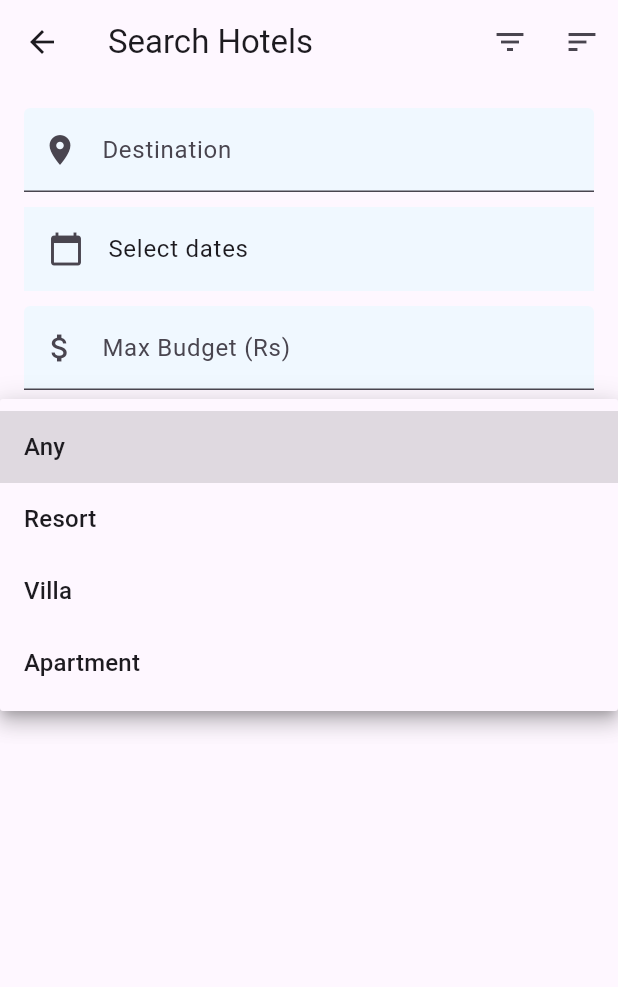
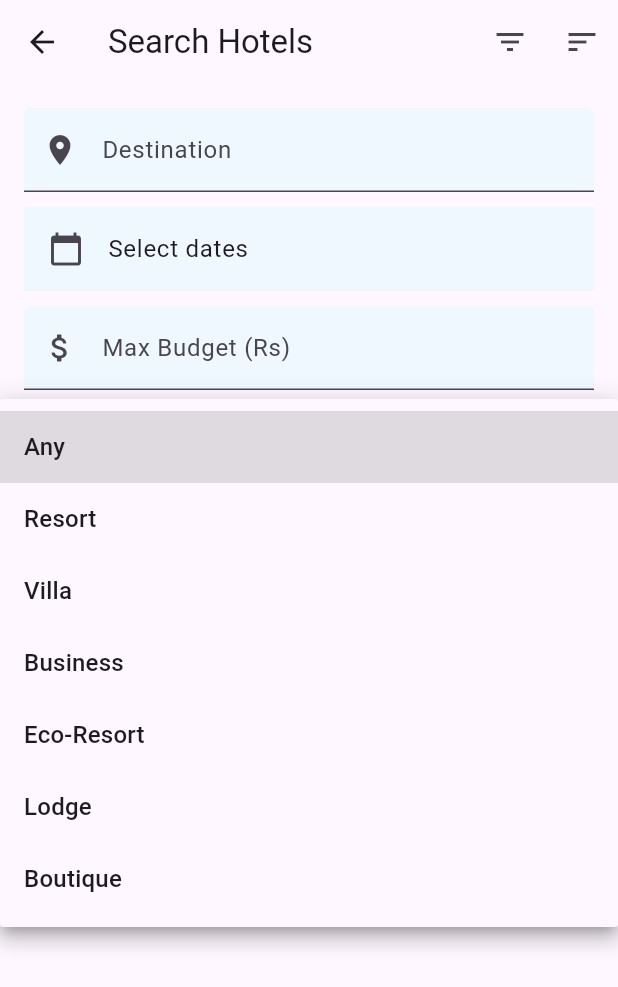
Before and after one commit to Tishar07/MauHotel, a Flutter app: the SearchPage screen opened directly, after a tap on "Any", on a phone screen of 412 x 824 dp. Shown: the top 987 px of the screen. Run offline on Flutter 3.47's test engine with Material 3 defaults, Android fonts, the light colour scheme and no system bars; our stand-ins replace supabase_flutter; accounts and stored records are empty.

Commit message:
Seaarch ggt

```diff
--- a/lib/Pages/search_page.dart
+++ b/lib/Pages/search_page.dart
@@ -275,7 +275,13 @@ class _SearchPageState extends State<SearchPage> {
                 DropdownMenuItem(value: 'Any', child: Text('Any')),
                 DropdownMenuItem(value: 'Resort', child: Text('Resort')),
                 DropdownMenuItem(value: 'Villa', child: Text('Villa')),
-                DropdownMenuItem(value: 'Apartment', child: Text('Apartment')),
+                DropdownMenuItem(value: 'Business', child: Text('Business')),
+                DropdownMenuItem(
+                  value: 'Eco-Resort',
+                  child: Text('Eco-Resort'),
+                ),
+                DropdownMenuItem(value: 'Lodge', child: Text('Lodge')),
+                DropdownMenuItem(value: 'Boutique', child: Text('Boutique')),
               ],
               onChanged: (val) => setState(() => _selectedType = val!),
             ),
```
